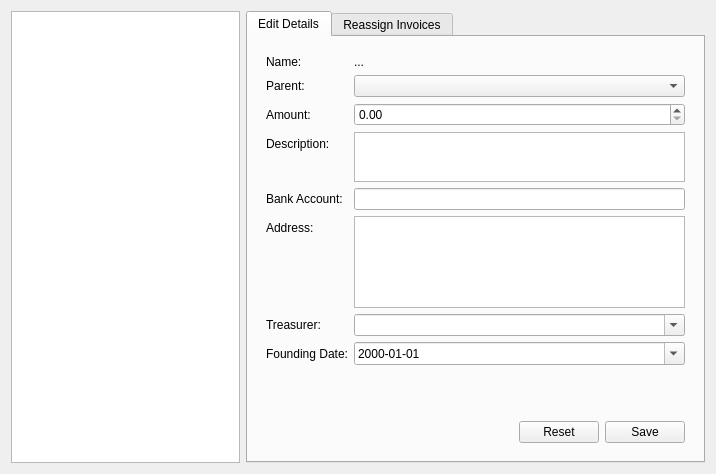
Above: forms/editsections.ui from LukyLuke/PiTres before the change. Below: the same form after it.
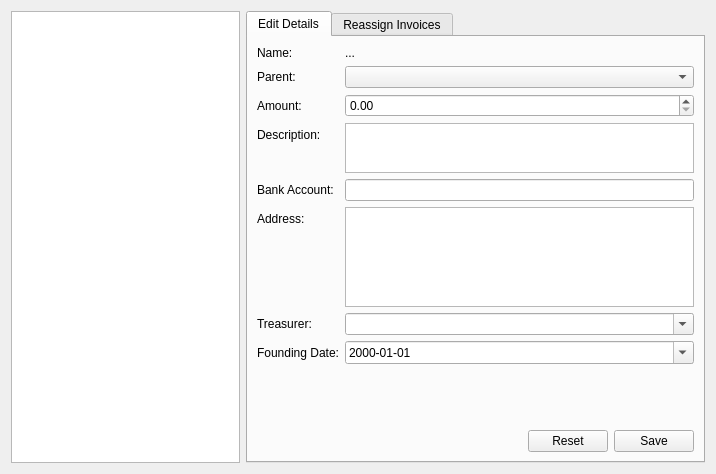
That is the form after the change. Icons and pictures are not drawn.

Commit message: Build Warnings removed

The edit to the form file:
```diff
--- a/forms/editsections.ui
+++ b/forms/editsections.ui
@@ -38,8 +38,7 @@
         </attribute>
         <layout class="QVBoxLayout" name="verticalLayout_3">
          <item>
-          <widget class="QWidget" name="widget" native="true">
-           <layout class="QFormLayout" name="formLayout">
+          <layout class="QFormLayout" name="formLayout_2">
             <item row="0" column="0">
              <widget class="QLabel" name="label">
               <property name="text">
@@ -47,6 +46,13 @@
               </property>
              </widget>
             </item>
+           <item row="0" column="1">
+            <widget class="QLabel" name="labelName">
+             <property name="text">
+              <string>...</string>
+             </property>
+            </widget>
+           </item>
             <item row="1" column="0">
              <widget class="QLabel" name="label_2">
               <property name="text">
@@ -96,16 +102,49 @@
               </property>
              </widget>
             </item>
-            <item row="0" column="1">
-             <widget class="QLabel" name="labelName">
-              <property name="text">
-               <string>...</string>
+           <item row="7" column="1">
+            <widget class="QDateEdit" name="editFoundingDate">
+             <property name="displayFormat">
+              <string>yyyy-MM-dd</string>
+             </property>
+             <property name="calendarPopup">
+              <bool>true</bool>
+             </property>
+            </widget>
+           </item>
+           <item row="6" column="1">
+            <widget class="QComboBox" name="editTreasurer">
+             <property name="editable">
+              <bool>true</bool>
+             </property>
+             <property name="insertPolicy">
+              <enum>QComboBox::NoInsert</enum>
+             </property>
+            </widget>
+           </item>
+           <item row="5" column="1">
+            <widget class="QPlainTextEdit" name="editAddress">
+             <property name="maximumSize">
+              <size>
+               <width>16777215</width>
+               <height>100</height>
+              </size>
               </property>
              </widget>
             </item>
             <item row="4" column="1">
              <widget class="QLineEdit" name="editBankAccountNumber"/>
             </item>
+           <item row="3" column="1">
+            <widget class="QPlainTextEdit" name="editDescription">
+             <property name="maximumSize">
+              <size>
+               <width>16777215</width>
+               <height>50</height>
+              </size>
+             </property>
+            </widget>
+           </item>
             <item row="2" column="1">
              <widget class="QDoubleSpinBox" name="editAmount">
               <property name="maximum">
@@ -113,53 +152,10 @@
               </property>
              </widget>
             </item>
-            <item row="3" column="1">
-             <widget class="QPlainTextEdit" name="editDescription">
-              <property name="maximumSize">
-               <size>
-                <width>16777215</width>
-                <height>50</height>
-               </size>
-              </property>
-             </widget>
-            </item>
-            <item row="5" column="1">
-             <widget class="QPlainTextEdit" name="editAddress">
-              <property name="maximumSize">
-               <size>
-                <width>16777215</width>
-                <height>100</height>
-               </size>
-              </property>
-             </widget>
-            </item>
-            <item row="6" column="1">
-             <widget class="QComboBox" name="editTreasurer">
-              <property name="editable">
-               <bool>true</bool>
-              </property>
-              <property name="insertPolicy">
-               <enum>QComboBox::NoInsert</enum>
-              </property>
-             </widget>
-            </item>
-            <item row="7" column="1">
-             <widget class="QDateEdit" name="editFoundingDate">
-              <property name="displayFormat">
-               <string>yyyy-MM-dd</string>
-              </property>
-              <property name="calendarPopup">
-               <bool>true</bool>
-              </property>
-             </widget>
-            </item>
             <item row="1" column="1">
              <widget class="QComboBox" name="editParent"/>
             </item>
-           </layout>
-          </widget>
-         </item>
-         <item>
+           <item row="8" column="1">
           <spacer name="verticalSpacer">
            <property name="orientation">
             <enum>Qt::Vertical</enum>
@@ -172,9 +168,10 @@
            </property>
           </spacer>
          </item>
+          </layout>
+         </item>
          <item>
-          <widget class="QWidget" name="widget" native="true">
-           <layout class="QHBoxLayout" name="horizontalLayout_2">
+          <layout class="QHBoxLayout" name="horizontalLayout_4">
             <item>
              <spacer name="horizontalSpacer">
               <property name="orientation">
@@ -211,7 +208,6 @@
              </widget>
             </item>
            </layout>
-          </widget>
          </item>
         </layout>
         <zorder>widget</zorder>
```
Left out of the diff: 6 changed lines with no effect on the pictures. Lines whose indentation alone changed are shown as unchanged.
